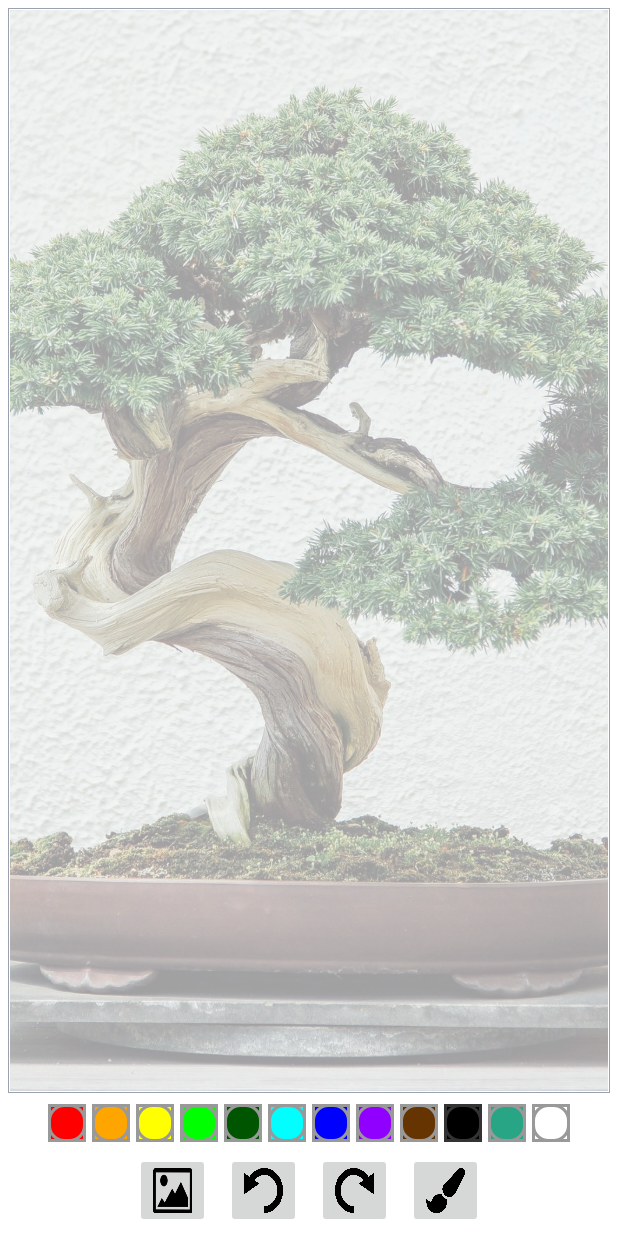
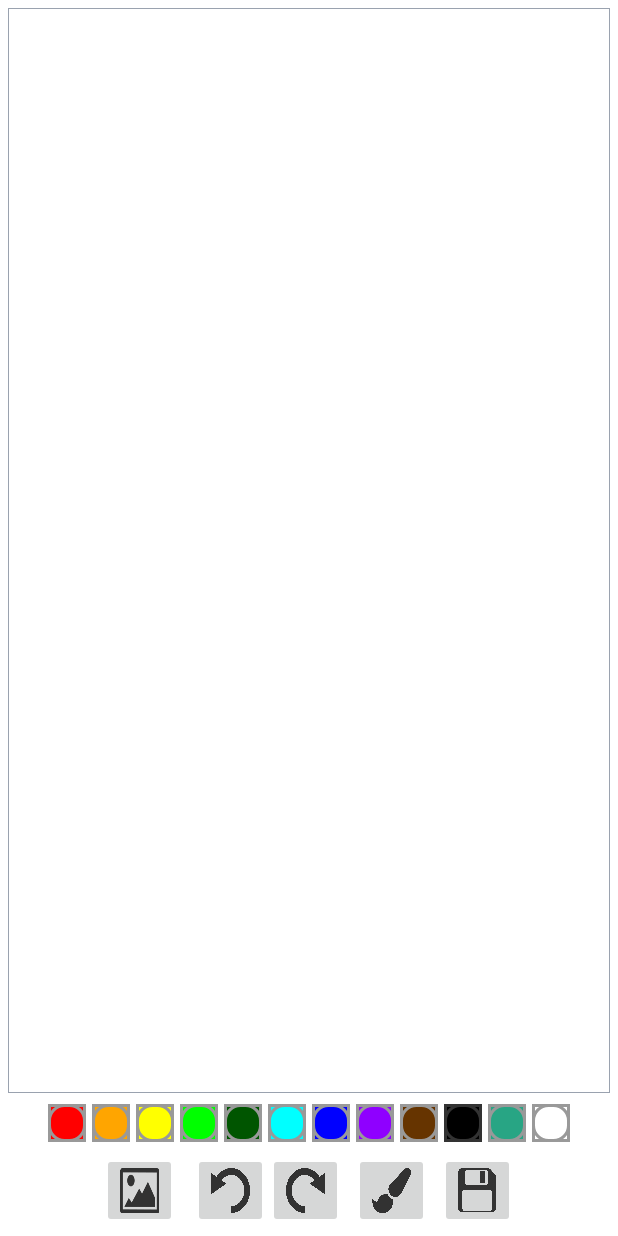
Before and after one commit to schmitzzr/DrawPadBasic, an Android app: the screen it shows after launch (MainActivity), on a phone screen of 412 x 824 dp. Run offline under Robolectric (Android 15) with nearby library versions, the phone set to English and light mode, and no system bars.

Commit message:
save and share images

```diff
--- a/app/build.gradle
+++ b/app/build.gradle
@@ -32,7 +32,10 @@ android {
 }
 
 dependencies {
-
+    def lifecycle_version = "2.4.0"
+    implementation "androidx.lifecycle:lifecycle-viewmodel:$lifecycle_version"
+    implementation "androidx.lifecycle:lifecycle-viewmodel-ktx:$lifecycle_version"
+    implementation "androidx.activity:activity-ktx:1.4.0"
     implementation 'androidx.core:core-ktx:1.7.0'
     implementation 'androidx.appcompat:appcompat:1.5.1'
     implementation 'com.google.android.material:material:1.6.1'
--- a/app/src/main/res/layout/activity_main.xml
+++ b/app/src/main/res/layout/activity_main.xml
@@ -22,8 +22,7 @@
             android:id="@+id/iv_background"
             android:layout_width="match_parent"
             android:layout_height="match_parent"
-            android:scaleType="centerCrop"
-            android:src="@drawable/bonsai"/>
+            android:scaleType="centerCrop" />
 
         <com.sliacen.drawingapp.DrawingView
             android:id="@+id/drawing_view"
@@ -188,7 +187,8 @@
             android:id="@+id/ib_undo"
             android:layout_width="50dp"
             android:layout_height="50dp"
-            android:layout_margin="5dp"
+            android:layout_marginStart="5dp"
+            android:layout_marginEnd="0dp"
             android:src="@drawable/ic_undo"
             android:scaleType="fitXY"
             />
@@ -197,7 +197,8 @@
             android:id="@+id/ib_redo"
             android:layout_width="50dp"
             android:layout_height="50dp"
-            android:layout_margin="5dp"
+            android:layout_marginStart="0dp"
+            android:layout_marginEnd="5dp"
             android:src="@drawable/ic_redo"
             android:scaleType="fitXY"
             />
@@ -206,8 +207,17 @@
             android:id="@+id/ib_brush"
             android:layout_width="50dp"
             android:layout_height="50dp"
+            android:layout_margin="2dp"
+            android:src="@drawable/ic_brush_size"
+            android:scaleType="fitXY"
+            />
+
+        <ImageButton
+            android:id="@+id/ib_save"
+            android:layout_width="50dp"
+            android:layout_height="50dp"
             android:layout_margin="5dp"
-            android:src="@drawable/ic_brush_size"
+            android:src="@drawable/ic_save"
             android:scaleType="fitXY"
             />
 
--- /dev/null
+++ b/app/src/main/res/xml/path.xml
@@ -0,0 +1,6 @@
+<?xml version="1.0" encoding="utf-8"?>
+<paths xmlns:android="http://schemas.android.com/apk/res/android">
+    <external-path
+        name="captured"
+        path="Android/data/com.sliacen.drawingapp/files" />
+</paths>
--- a/gradle.properties
+++ b/gradle.properties
@@ -21,3 +21,4 @@ kotlin.code.style=official
 # resources declared in the library itself and none from the library's dependencies,
 # thereby reducing the size of the R class for that library
 android.nonTransitiveRClass=true
+android.enableJetifier=true
```
Also changed, not shown: app/src/main/AndroidManifest.xml (+16 -0 lines), app/src/main/java/com/sliacen/drawingapp/MainActivity.kt (+129 -4 lines), app/src/main/res/layout/dialog_custom_progress.xml (added, +21 -0 lines), app/src/main/res/drawable-v24/ic_brush_size.png, app/src/main/res/drawable-v24/ic_image_select.png, app/src/main/res/drawable-v24/ic_redo.png, app/src/main/res/drawable-v24/ic_save.png (added), app/src/main/res/drawable-v24/ic_undo.png.
